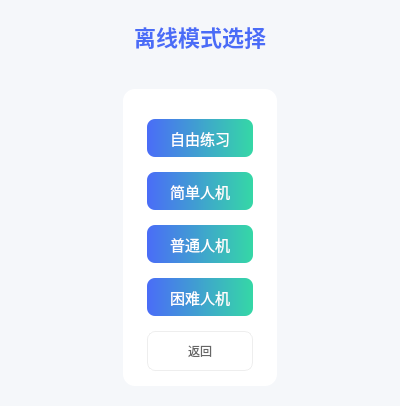
Old version of the form client/gomokuClient/offlinechoicewidget.ui in the repository ELUT1111/Gomoku.
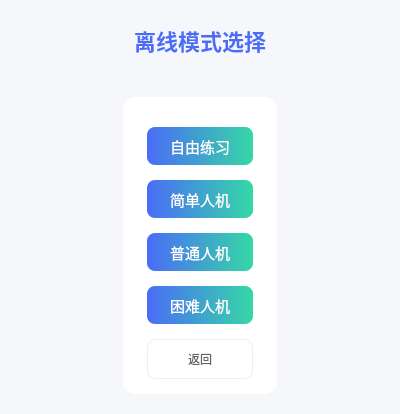
New version of the form.

```diff
--- a/client/gomokuClient/offlinechoicewidget.ui
+++ b/client/gomokuClient/offlinechoicewidget.ui
@@ -7,7 +7,7 @@
     <x>0</x>
     <y>0</y>
     <width>400</width>
-    <height>300</height>
+    <height>414</height>
    </rect>
   </property>
   <property name="windowTitle">
@@ -145,7 +145,8 @@
            </property>
            <property name="font">
             <font>
-             <pointsize>15</pointsize>
+             <family>Microsoft YaHei</family>
+             <pointsize>-1</pointsize>
             </font>
            </property>
            <property name="text">
@@ -163,7 +164,8 @@
            </property>
            <property name="font">
             <font>
-             <pointsize>15</pointsize>
+             <family>Microsoft YaHei</family>
+             <pointsize>-1</pointsize>
             </font>
            </property>
            <property name="text">
@@ -181,7 +183,8 @@
            </property>
            <property name="font">
             <font>
-             <pointsize>15</pointsize>
+             <family>Microsoft YaHei</family>
+             <pointsize>-1</pointsize>
             </font>
            </property>
            <property name="text">
@@ -199,7 +202,8 @@
            </property>
            <property name="font">
             <font>
-             <pointsize>15</pointsize>
+             <family>Microsoft YaHei</family>
+             <pointsize>-1</pointsize>
             </font>
            </property>
            <property name="text">
@@ -217,7 +221,8 @@
            </property>
            <property name="font">
             <font>
-             <pointsize>12</pointsize>
+             <family>Microsoft YaHei</family>
+             <pointsize>-1</pointsize>
             </font>
            </property>
            <property name="text">
```
Left out of the diff: 21 changed lines with no effect on the pictures.
